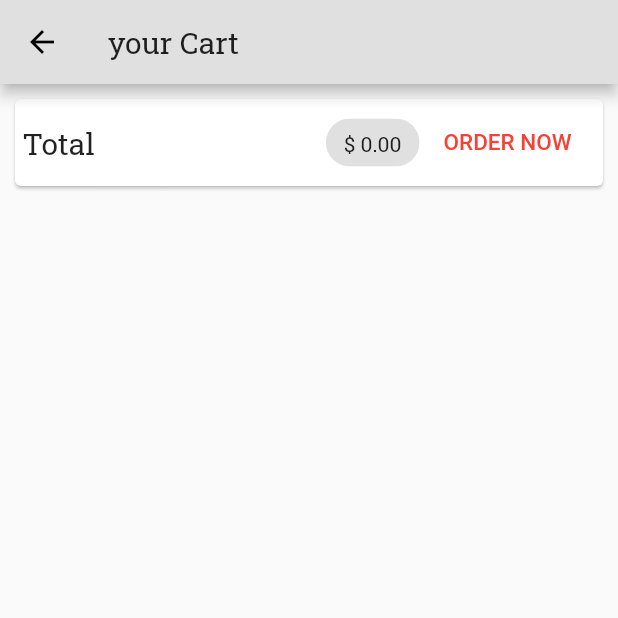
After one commit to kiranshrestha11/ShopVenue, a Flutter app: the CartScreen screen opened by its route, on a phone screen of 412 x 824 dp, the top half of it. The commit adds this screen. Run offline on Flutter 3.47's test engine with Material 2 defaults, Android fonts, the phone set to English and light mode, and no system bars; network calls fail; Roboto replaces fonts that are missing (Anton).

Commit message:
added delete function adding function in cart and total amount in cart also worked on product details

```diff
--- a/lib/main.dart
+++ b/lib/main.dart
@@ -2,6 +2,7 @@ import 'package:flutter/material.dart';
 import 'package:provider/provider.dart';
 import 'package:shop_venue/provider/cart_provider.dart';
 import 'package:shop_venue/provider/product_provider.dart';
+import 'package:shop_venue/screens/cart_screen.dart';
 import 'package:shop_venue/screens/product_details_screen.dart';
 import 'package:shop_venue/screens/product_overview_screen.dart';
 
@@ -25,6 +26,7 @@ class MyApp extends StatelessWidget {
         home: ProductOverviewScreen(),
         routes: {
           ProductDetailsScreen.routeName: (ctx) => ProductDetailsScreen(),
+          CartScreen.routeName: (ctx) => CartScreen(),
         },
       ),
     );
--- a/lib/provider/cart_provider.dart
+++ b/lib/provider/cart_provider.dart
@@ -20,8 +20,23 @@ class Cart with ChangeNotifier {
   }
 
   //--total items in the cart--//
-  int get ItemCount {
+  int get itemCount {
     return _items == null ? 0 : _items.length;
+  }
+
+  //total amount in the cart
+  double get totalAmount {
+    var total = 0.0;
+    _items.forEach((key, cartItem) {
+      total += cartItem.price * cartItem.quantity;
+    });
+    return total;
+  }
+
+  //remove particular item from cart
+  void removeItem(String productId) {
+    _items.remove(productId);
+    notifyListeners();
   }
 
   //--adding item to cart--//
--- /dev/null
+++ b/lib/screens/cart_screen.dart
@@ -0,0 +1,66 @@
+import 'package:flutter/material.dart';
+import 'package:provider/provider.dart';
+import 'package:shop_venue/provider/cart_provider.dart' show Cart;
+import 'package:shop_venue/widgets/cart_item.dart';
+
+class CartScreen extends StatelessWidget {
+  static const routeName = "/cart_screen";
+  @override
+  Widget build(BuildContext context) {
+    final cart = Provider.of<Cart>(context);
+    return Scaffold(
+      appBar: AppBar(
+        title: Text('your Cart'),
+      ),
+      body: Column(
+        children: <Widget>[
+          Card(
+            margin: EdgeInsets.all(10),
+            child: Padding(
+              padding: EdgeInsets.all(5),
+              child: Row(
+                mainAxisAlignment: MainAxisAlignment.spaceBetween,
+                children: <Widget>[
+                  Text(
+                    'Total',
+                    style: TextStyle(fontSize: 20),
+                  ),
+                  Spacer(),
+                  Chip(
+                    label: Text('\$ ${cart.totalAmount.toStringAsFixed(2)}'),
+                    backgroundColor: Theme.of(context).primaryColor,
+                  ),
+                  FlatButton(
+                    child: Text(
+                      "ORDER NOW",
+                      style: TextStyle(
+                          fontSize: 15,
+                          fontFamily: 'Anton',
+                          color: Theme.of(context).accentColor),
+                    ),
+                    onPressed: () {},
+                  ),
+                ],
+              ),
+            ),
+          ),
+          SizedBox(
+            height: 10,
+          ),
+          Expanded(
+            child: ListView.builder(
+              itemBuilder: (ctx, index) => CartItem(
+                cart.items.values.toList()[index].title,
+                cart.items.values.toList()[index].id,
+                cart.items.values.toList()[index].price,
+                cart.items.values.toList()[index].quantity,
+                cart.items.keys.toList()[index],
+              ),
+              itemCount: cart.itemCount,
+            ),
+          ),
+        ],
+      ),
+    );
+  }
+}
```
Also changed, not shown: lib/screens/product_details_screen.dart (+36 -0 lines), lib/screens/product_overview_screen.dart (+5 -2 lines), lib/widgets/cart_item.dart (added, +59 -0 lines), lib/widgets/product_item.dart (+6 -3 lines).
